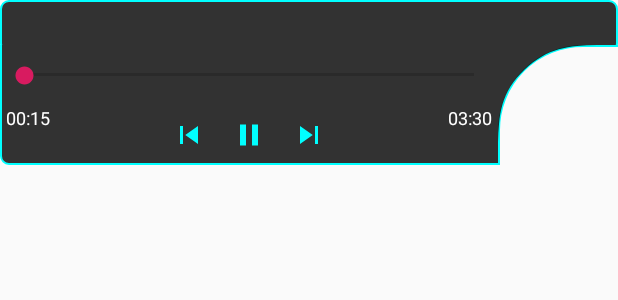
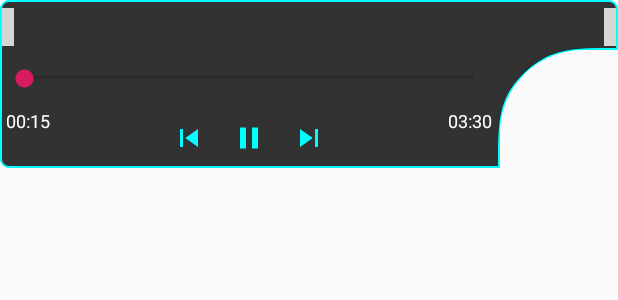
Before and after one commit to darwincor/Testing, an Android app: the layout content_player.xml on its own in the app's theme, with its tools: preview values and no code run, on a phone screen of 412 x 824 dp. Shown: the top 300 px of the screen. Run offline under Robolectric (Android 15) with nearby library versions, the phone set to English and light mode, and no system bars; grey boxes are pictures that could not be loaded.

Commit message:
Lateral gradients on CarrouselViews fixed

```diff
--- a/app/src/main/res/layout/content_player.xml
+++ b/app/src/main/res/layout/content_player.xml
@@ -11,8 +11,7 @@
             android:layout_height="wrap_content"
             android:orientation="vertical">
 
-        <LinearLayout android:layout_width="match_parent" android:layout_height="wrap_content"
-                      android:gravity="center"
+        <RelativeLayout android:layout_width="match_parent" android:layout_height="wrap_content"
                       android:orientation="vertical"
                       android:clickable="true"
                       android:focusable="true"
@@ -21,9 +20,34 @@
         <com.inglesdivino.customViews.CarouselTextView
             android:id="@+id/main_song_title"
             android:layout_width="match_parent"
+            android:layout_marginStart="1dp"
+            android:layout_marginEnd="1dp"
             android:layout_height="30dp"/>
 
-        </LinearLayout>
+            <ImageView
+                    android:layout_width="8dp"
+                    android:layout_height="25dp"
+                    android:layout_marginTop="5dp"
+                    android:layout_marginStart="1dp"
+                    android:scaleType="fitXY"
+                    android:layout_alignParentStart="true"
+                    android:src="@drawable/gradient_left"
+                    android:layout_alignParentLeft="true"
+                    android:layout_marginLeft="1dp"/>
+
+            <ImageView
+                    android:layout_width="8dp"
+                    android:layout_height="25dp"
+                    android:scaleType="fitXY"
+                    android:layout_marginEnd="1dp"
+                    android:layout_marginTop="5dp"
+                    android:layout_marginBottom="1dp"
+                    android:layout_alignParentEnd="true"
+                    android:src="@drawable/gradient_right"
+                    android:layout_alignParentRight="true"
+                    android:layout_marginRight="1dp"/>
+
+        </RelativeLayout>
 
         <RelativeLayout android:layout_width="match_parent" android:layout_height="wrap_content">
             <LinearLayout android:layout_width="match_parent"
```
Also changed, not shown: app/src/main/res/layout/activity_main.xml (+8 -6 lines).
